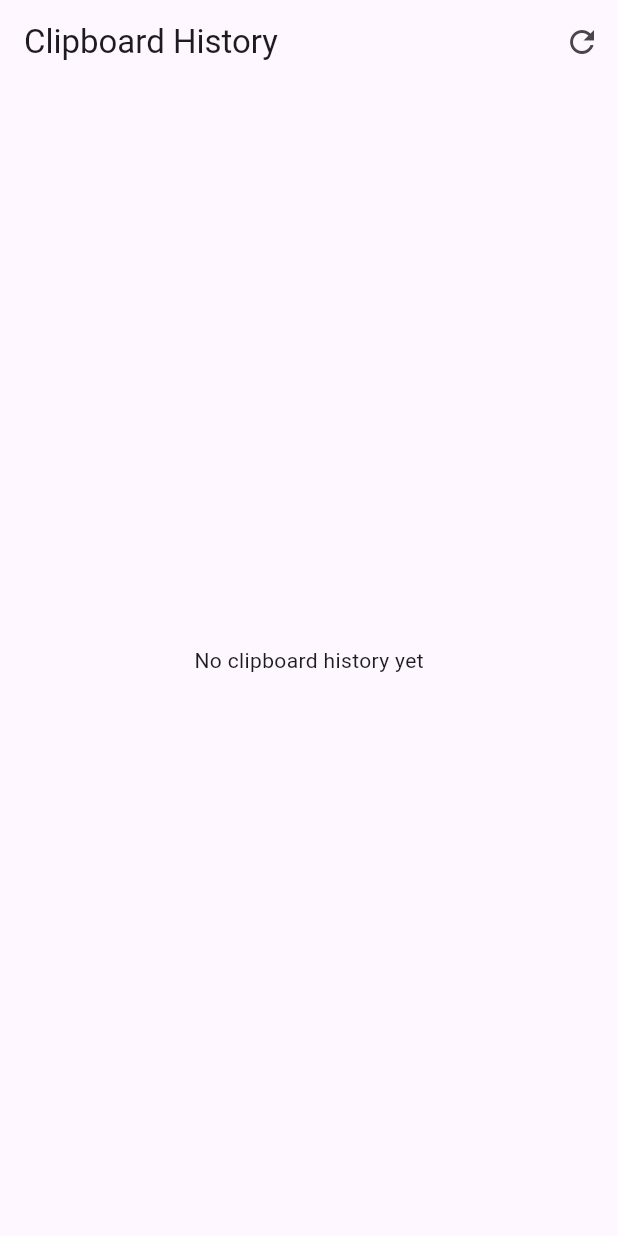
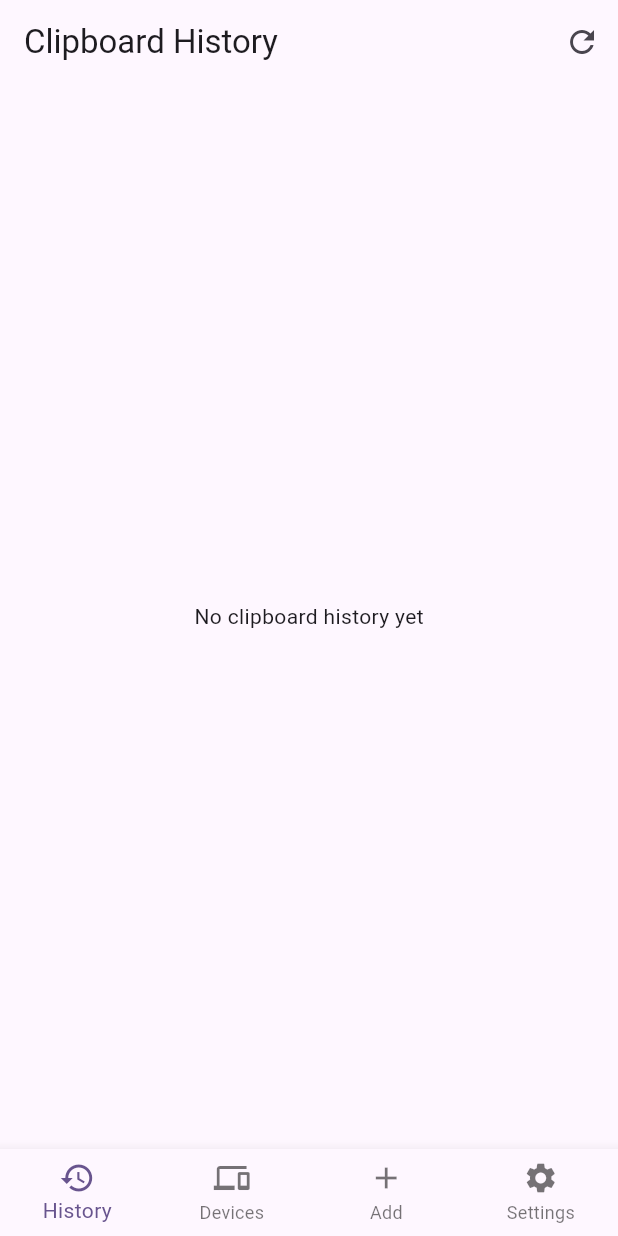
Before and after one commit to maxie-corse/universal-clipboard-sync, a Flutter app: the screen it shows after launch, after a tap on the "refresh" icon, on a phone screen of 412 x 824 dp. Run offline on Flutter 3.47's test engine with Material 3 defaults, Android fonts, the phone set to English and light mode, and no system bars; our stand-ins replace qr_flutter; missing offline and left inert: clipboard, flutter_webrtc, sqlite3.

Commit message:
added ui and functionality for devices page, settings page, home page

```diff
--- a/lib/data/database/db.dart
+++ b/lib/data/database/db.dart
@@ -196,4 +196,83 @@ class AppDatabase {
 
     return result.map((row) => row).toList();
   }
+
+  /* ===============================
+     DB HELPERS
+     =============================== */
+
+  /// Get all devices
+  static Future<List<Map<String, dynamic>>> getAllDevices() async {
+    final db = await instance;
+
+    final result = db.select('''
+    SELECT *
+    FROM devices
+    ORDER BY last_seen DESC
+  ''');
+
+    return result
+        .map(
+          (row) => {
+            'device_id': row['device_id'],
+            'name': row['name'],
+            'last_seen': row['last_seen'],
+            'is_online': row['is_online'],
+          },
+        )
+        .toList();
+  }
+
+  /// Upsert device on heartbeat
+  static Future<void> upsertDevice({
+    required String deviceId,
+    required String name,
+    required int lastSeen,
+    required bool isOnline,
+  }) async {
+    final db = await instance;
+
+    db.execute(
+      '''
+    INSERT INTO devices (device_id, name, last_seen, is_online)
+    VALUES (?, ?, ?, ?)
+    ON CONFLICT(device_id) DO UPDATE SET
+      name = excluded.name,
+      last_seen = excluded.last_seen,
+      is_online = excluded.is_online
+  ''',
+      [deviceId, name, lastSeen, isOnline ? 1 : 0],
+    );
+  }
+
+  static Future<void> deleteDevice(String deviceId) async {
+    final db = await instance;
+
+    db.execute('DELETE FROM devices WHERE device_id = ?', [deviceId]);
+    db.execute('DELETE FROM sync_state WHERE target_device_id = ?', [deviceId]);
+  }
+
+  /// set Setting
+  static Future<void> setSetting(String key, String value) async {
+    final db = await instance;
+    db.execute('INSERT OR REPLACE INTO settings (key, value) VALUES (?, ?)', [
+      key,
+      value,
+    ]);
+  }
+
+  /// get Setting
+  static Future<String?> getSetting(String key) async {
+    final db = await instance;
+    final result = db.select('SELECT value FROM settings WHERE key = ?', [key]);
+    if (result.isEmpty) return null;
+    return result.first['value'] as String;
+  }
+
+  /// clear History
+  static Future<void> clearHistory() async {
+    final db = await instance;
+    db.execute('DELETE FROM clipboard_events');
+    db.execute('DELETE FROM sync_state');
+  }
 }
--- a/lib/data/database/tables.dart
+++ b/lib/data/database/tables.dart
@@ -28,4 +28,11 @@ class Tables {
       PRIMARY KEY (event_id, target_device_id)
     );
   ''';
+
+  static const settings = '''
+    CREATE TABLE IF NOT EXISTS settings (
+      key TEXT PRIMARY KEY,
+      value TEXT
+    );
+  ''';
 }
--- a/lib/main.dart
+++ b/lib/main.dart
@@ -1,6 +1,5 @@
 import 'package:flutter/material.dart';
-
-import 'ui/history/history_page.dart';
+import 'ui/home/home_page.dart';
 
 void main() {
   WidgetsFlutterBinding.ensureInitialized();
@@ -20,7 +19,7 @@ class MyApp extends StatelessWidget {
           seedColor: Colors.deepPurple,
         ),
       ),
-      home: const HistoryPage(),
+      home: const HomePage(),
     );
   }
 }
--- /dev/null
+++ b/lib/services/pairing_service.dart
@@ -0,0 +1,16 @@
+import 'package:uuid/uuid.dart';
+
+class PairingService {
+  static String generateDeviceId() {
+    return const Uuid().v4();
+  }
+
+  static String generatePublicKey() {
+    return const Uuid().v4(); // placeholder for real key
+  }
+
+  static String generateOtp() {
+    return (100000 + DateTime.now().millisecondsSinceEpoch % 900000)
+        .toString();
+  }
+}
--- /dev/null
+++ b/lib/ui/add_device/add_device_page.dart
@@ -0,0 +1,49 @@
+import 'dart:convert';
+import 'package:flutter/material.dart';
+import 'package:qr_flutter/qr_flutter.dart';
+import '../../services/pairing_service.dart';
+
+class AddDevicePage extends StatefulWidget {
+  const AddDevicePage({super.key});
+
+  @override
+  State<AddDevicePage> createState() => _AddDevicePageState();
+}
+
+class _AddDevicePageState extends State<AddDevicePage> {
+  late final String deviceId;
+  late final String publicKey;
+  late final String otp;
+
+  @override
+  void initState() {
+    super.initState();
+    deviceId = PairingService.generateDeviceId();
+    publicKey = PairingService.generatePublicKey();
+    otp = PairingService.generateOtp();
+  }
+
+  @override
+  Widget build(BuildContext context) {
+    final payload = jsonEncode({
+      'device_id': deviceId,
+      'public_key': publicKey,
+      'otp': otp,
+    });
+
+    return Scaffold(
+      appBar: AppBar(title: const Text('Add Device')),
+      body: Column(
+        mainAxisAlignment: MainAxisAlignment.center,
+        children: [
+          QrImageView(
+            data: payload,
+            size: 250,
+          ),
+          const SizedBox(height: 16),
+          Text('OTP: $otp'),
+        ],
+      ),
+    );
+  }
+}
--- /dev/null
+++ b/lib/ui/devices/devices_page.dart
@@ -0,0 +1,99 @@
+import 'package:flutter/material.dart';
+import '../../data/database/db.dart';
+
+class DevicesPage extends StatefulWidget {
+  const DevicesPage({super.key});
+
+  @override
+  State<DevicesPage> createState() => _DevicesPageState();
+}
+
+class _DevicesPageState extends State<DevicesPage> {
+  List<Map<String, dynamic>> _devices = [];
+
+  @override
+  void initState() {
+    super.initState();
+    _loadDevices();
+  }
+
+  Future<void> _loadDevices() async {
+    final devices = await AppDatabase.getAllDevices();
+    setState(() {
+      _devices = devices;
+    });
+  }
+
+  bool _isOnline(int lastSeen) {
+    final now = DateTime.now().millisecondsSinceEpoch;
+    return (now - lastSeen) < 15000;
+  }
+
+  @override
+  Widget build(BuildContext context) {
+    return Scaffold(
+      appBar: AppBar(
+        title: const Text('Devices'),
+        actions: [
+          IconButton(icon: const Icon(Icons.refresh), onPressed: _loadDevices),
+        ],
+      ),
+      body: ListView.builder(
+        itemCount: _devices.length,
+        itemBuilder: (context, index) {
+          final d = _devices[index];
+          final online = _isOnline(d['last_seen']);
+
+          return ListTile(
+            leading: Icon(
+              Icons.devices,
+              color: online ? Colors.green : Colors.grey,
+            ),
+            title: Text(d['name'] ?? d['device_id']),
+            subtitle: Text(
+              online ? 'Online' : 'Last seen ${_formatTime(d['last_seen'])}',
+            ),
+            onLongPress: () {
+              _confirmRemoveDevice(context, d['device_id']);
+            },
+          );
+        },
+      ),
+    );
+  }
+
+  String _formatTime(int ts) {
+    final dt = DateTime.fromMillisecondsSinceEpoch(ts);
+    return '${dt.hour}:${dt.minute.toString().padLeft(2, '0')}';
+  }
+
+  Future<void> _confirmRemoveDevice(
+    BuildContext context,
+    String deviceId,
+  ) async {
+    final confirmed = await showDialog<bool>(
+      context: context,
+      builder: (context) => AlertDialog(
+        title: const Text('Remove device'),
+        content: const Text(
+          'This device will be unpaired and sync data will be deleted.',
+        ),
+        actions: [
+          TextButton(
+            onPressed: () => Navigator.pop(context, false),
+            child: const Text('Cancel'),
+          ),
+          TextButton(
+            onPressed: () => Navigator.pop(context, true),
+            child: const Text('Remove', style: TextStyle(color: Colors.red)),
+          ),
+        ],
+      ),
+    );
+
+    if (confirmed == true) {
+      await AppDatabase.deleteDevice(deviceId);
+      await _loadDevices();
+    }
+  }
+}
--- /dev/null
+++ b/lib/ui/home/home_page.dart
@@ -0,0 +1,61 @@
+import 'package:flutter/material.dart';
+
+import '../history/history_page.dart';
+import '../devices/devices_page.dart';
+import '../add_device/add_device_page.dart';
+import '../settings/settings_page.dart';
+
+class HomePage extends StatefulWidget {
+  const HomePage({super.key});
+
+  @override
+  State<HomePage> createState() => _HomePageState();
+}
+
+class _HomePageState extends State<HomePage> {
+  int _currentIndex = 0;
+
+  final List<Widget> _pages = const [
+    HistoryPage(),
+    DevicesPage(),
+    AddDevicePage(),
+    SettingsPage(),
+  ];
+
+  @override
+  Widget build(BuildContext context) {
+    return Scaffold(
+      body: IndexedStack(
+        index: _currentIndex,
+        children: _pages,
+      ),
+      bottomNavigationBar: BottomNavigationBar(
+        currentIndex: _currentIndex,
+        onTap: (index) {
+          setState(() {
+            _currentIndex = index;
+          });
+        },
+        type: BottomNavigationBarType.fixed,
+        items: const [
+          BottomNavigationBarItem(
+            icon: Icon(Icons.history),
+            label: 'History',
+          ),
+          BottomNavigationBarItem(
+            icon: Icon(Icons.devices),
+            label: 'Devices',
+          ),
+          BottomNavigationBarItem(
+            icon: Icon(Icons.add),
+            label: 'Add',
+          ),
+          BottomNavigationBarItem(
+            icon: Icon(Icons.settings),
+            label: 'Settings',
+          ),
+        ],
+      ),
+    );
+  }
+}
--- /dev/null
+++ b/lib/ui/settings/settings_page.dart
@@ -0,0 +1,125 @@
+import 'package:flutter/material.dart';
+import '../../data/database/db.dart';
+
+class SettingsPage extends StatefulWidget {
+  const SettingsPage({super.key});
+
+  @override
+  State<SettingsPage> createState() => _SettingsPageState();
+}
+
+class _SettingsPageState extends State<SettingsPage> {
+  bool _syncEnabled = true;
+  int _maxSize = 0;
+
+  @override
+  void initState() {
+    super.initState();
+    _loadSettings();
+  }
+
+  Future<void> _loadSettings() async {
+    final sync =
+        await AppDatabase.getSetting('sync_enabled') ?? 'true';
+    final size =
+        await AppDatabase.getSetting('max_clipboard_size') ?? '0';
+
+    setState(() {
+      _syncEnabled = sync == 'true';
+      _maxSize = int.tryParse(size) ?? 0;
+    });
+  }
+
+  Future<void> _saveSync(bool value) async {
+    await AppDatabase.setSetting(
+      'sync_enabled',
+      value.toString(),
+    );
+    setState(() => _syncEnabled = value);
+  }
+
+  Future<void> _saveMaxSize(int value) async {
+    await AppDatabase.setSetting(
+      'max_clipboard_size',
+      value.toString(),
+    );
+    setState(() => _maxSize = value);
+  }
+
+  Future<void> _clearHistory() async {
+    await AppDatabase.clearHistory();
+    ScaffoldMessenger.of(context).showSnackBar(
+      const SnackBar(content: Text('History cleared')),
+    );
+  }
+
+  @override
+  Widget build(BuildContext context) {
+    return Scaffold(
+      appBar: AppBar(title: const Text('Settings')),
+      body: ListView(
+        children: [
+          SwitchListTile(
+            title: const Text('Enable Sync'),
+            value: _syncEnabled,
+            onChanged: _saveSync,
+          ),
+          ListTile(
+            title: const Text('Max Clipboard Size'),
+            subtitle: Text(
+              _maxSize == 0 ? 'Unlimited' : '$_maxSize characters',
+            ),
+            trailing: IconButton(
+              icon: const Icon(Icons.edit),
+              onPressed: _changeMaxSize,
+            ),
+          ),
+          const Divider(),
+          ListTile(
+            title: const Text(
+              'Clear History',
+              style: TextStyle(color: Colors.red),
+            ),
+            onTap: _clearHistory,
+          ),
+        ],
+      ),
+    );
+  }
+
+  Future<void> _changeMaxSize() async {
+    final controller =
+        TextEditingController(text: _maxSize.toString());
+
+    final result = await showDialog<int>(
+      context: context,
+      builder: (context) => AlertDialog(
+        title: const Text('Max Clipboard Size'),
+        content: TextField(
+          controller: controller,
+          keyboardType: TextInputType.number,
+          decoration: const InputDecoration(
+            hintText: '0 = unlimited',
+          ),
+        ),
+        actions: [
+          TextButton(
+            onPressed: () => Navigator.pop(context),
+            child: const Text('Cancel'),
+          ),
+          TextButton(
+            onPressed: () => Navigator.pop(
+              context,
+              int.tryParse(controller.text) ?? 0,
+            ),
+            child: const Text('Save'),
+          ),
+        ],
+      ),
+    );
+
+    if (result != null) {
+      await _saveMaxSize(result);
+    }
+  }
+}
--- a/pubspec.yaml
+++ b/pubspec.yaml
@@ -30,6 +30,8 @@ environment:
 dependencies:
   flutter:
     sdk: flutter
+
+  qr_flutter: ^4.1.0
 
   # The following adds the Cupertino Icons font to your application.
   # Use with the CupertinoIcons class for iOS style icons.
```
Also changed, not shown: lib/services/clipboard_service.dart (+8 -0 lines), lib/services/sync_service.dart (+22 -19 lines), pubspec.lock.
